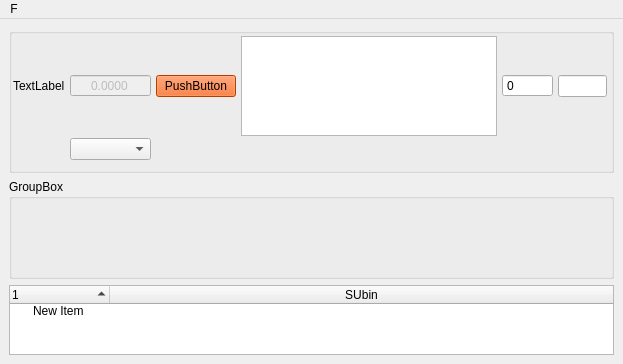
subing85/package, file startup/temp/untitled.ui: the form before one commit.
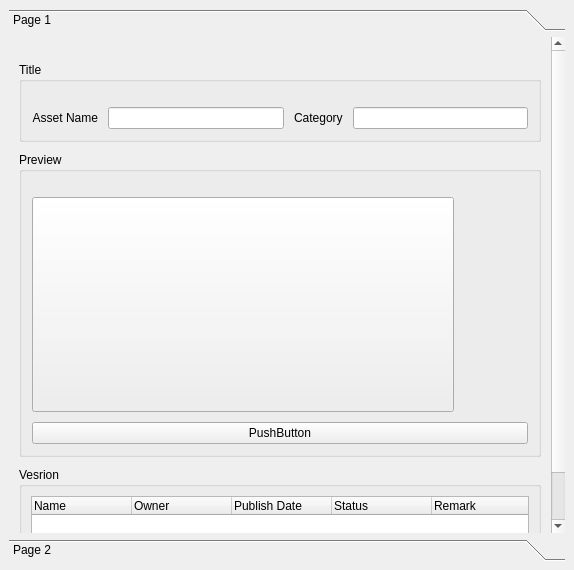
The form after the commit.

The edit to the form file:
```diff
--- a/startup/temp/untitled.ui
+++ b/startup/temp/untitled.ui
@@ -6,188 +6,245 @@
    <rect>
     <x>0</x>
     <y>0</y>
-    <width>623</width>
-    <height>358</height>
+    <width>574</width>
+    <height>570</height>
    </rect>
   </property>
   <property name="windowTitle">
    <string>MainWindow</string>
   </property>
   <widget class="QWidget" name="centralwidget">
+   <layout class="QVBoxLayout" name="verticalLayout_2">
+    <item>
+     <widget class="QToolBox" name="toolBox">
+      <property name="currentIndex">
+       <number>0</number>
+      </property>
+      <widget class="QWidget" name="page">
+       <property name="geometry">
+        <rect>
+         <x>0</x>
+         <y>0</y>
+         <width>539</width>
+         <height>537</height>
+        </rect>
+       </property>
+       <attribute name="label">
+        <string>Page 1</string>
+       </attribute>
    <layout class="QVBoxLayout" name="verticalLayout">
-    <item>
-     <widget class="QGroupBox" name="groupBox">
-      <property name="styleSheet">
-       <string notr="true">font: 8pt &quot;MS Shell Dlg 2&quot;;</string>
-      </property>
-      <layout class="QGridLayout" name="gridLayout">
+        <property name="spacing">
+         <number>10</number>
+        </property>
        <property name="leftMargin">
-        <number>1</number>
+         <number>10</number>
        </property>
        <property name="topMargin">
-        <number>2</number>
+         <number>25</number>
        </property>
        <property name="rightMargin">
-        <number>4</number>
+         <number>10</number>
        </property>
        <property name="bottomMargin">
         <number>10</number>
        </property>
-       <property name="horizontalSpacing">
-        <number>5</number>
-       </property>
-       <property name="verticalSpacing">
-        <number>2</number>
-       </property>
-       <item row="0" column="4">
-        <widget class="QSpinBox" name="spinBox">
-         <property name="readOnly">
-          <bool>true</bool>
-         </property>
-         <property name="buttonSymbols">
-          <enum>QAbstractSpinBox::NoButtons</enum>
-         </property>
-         <property name="maximum">
-          <number>999999999</number>
-         </property>
-        </widget>
-       </item>
-       <item row="0" column="0">
+        <item>
+         <widget class="QGroupBox" name="groupBox_title">
+          <property name="sizePolicy">
+           <sizepolicy hsizetype="Preferred" vsizetype="Fixed">
+            <horstretch>0</horstretch>
+            <verstretch>0</verstretch>
+           </sizepolicy>
+          </property>
+          <property name="title">
+           <string>Title</string>
+          </property>
+          <layout class="QHBoxLayout" name="horizontalLayout_title">
+           <property name="spacing">
+            <number>10</number>
+           </property>
+           <property name="leftMargin">
+            <number>10</number>
+           </property>
+           <property name="topMargin">
+            <number>25</number>
+           </property>
+           <property name="rightMargin">
+            <number>10</number>
+           </property>
+           <property name="bottomMargin">
+            <number>10</number>
+           </property>
+           <item>
         <widget class="QLabel" name="label">
+             <property name="sizePolicy">
+              <sizepolicy hsizetype="Preferred" vsizetype="Fixed">
+               <horstretch>0</horstretch>
+               <verstretch>0</verstretch>
+              </sizepolicy>
+             </property>
+             <property name="styleSheet">
+              <string notr="true">font: 8pt &quot;MS Shell Dlg 2&quot;;</string>
+             </property>
          <property name="text">
-          <string>TextLabel</string>
+              <string>Asset Name</string>
+             </property>
+             <property name="alignment">
+              <set>Qt::AlignRight|Qt::AlignTrailing|Qt::AlignVCenter</set>
          </property>
         </widget>
        </item>
-       <item row="0" column="5">
+           <item>
         <widget class="QLineEdit" name="lineEdit">
-         <property name="alignment">
-          <set>Qt::AlignCenter</set>
-         </property>
-        </widget>
-       </item>
-       <item row="0" column="3">
-        <widget class="QTextEdit" name="textEdit">
-         <property name="sizePolicy">
-          <sizepolicy hsizetype="Minimum" vsizetype="Fixed">
-           <horstretch>0</horstretch>
-           <verstretch>0</verstretch>
-          </sizepolicy>
-         </property>
-         <property name="maximumSize">
-          <size>
-           <width>16777215</width>
-           <height>100</height>
-          </size>
-         </property>
-        </widget>
-       </item>
-       <item row="0" column="1">
-        <widget class="QDoubleSpinBox" name="doubleSpinBox">
-         <property name="enabled">
-          <bool>false</bool>
-         </property>
-         <property name="alignment">
-          <set>Qt::AlignCenter</set>
-         </property>
          <property name="readOnly">
           <bool>true</bool>
          </property>
-         <property name="buttonSymbols">
-          <enum>QAbstractSpinBox::NoButtons</enum>
-         </property>
-         <property name="decimals">
-          <number>4</number>
-         </property>
-         <property name="maximum">
-          <double>999999999.000000000000000</double>
-         </property>
-        </widget>
-       </item>
-       <item row="0" column="2">
+            </widget>
+           </item>
+           <item>
+            <widget class="QLabel" name="label_2">
+             <property name="sizePolicy">
+              <sizepolicy hsizetype="Preferred" vsizetype="Fixed">
+               <horstretch>0</horstretch>
+               <verstretch>0</verstretch>
+              </sizepolicy>
+             </property>
+             <property name="text">
+              <string>Category</string>
+             </property>
+            </widget>
+           </item>
+           <item>
+            <widget class="QLineEdit" name="lineEdit_2"/>
+           </item>
+          </layout>
+         </widget>
+        </item>
+        <item>
+         <widget class="QGroupBox" name="groupBox_preview">
+          <property name="title">
+           <string>Preview</string>
+          </property>
+          <layout class="QVBoxLayout" name="verticalLayout_preview">
+           <property name="spacing">
+            <number>10</number>
+           </property>
+           <property name="leftMargin">
+            <number>10</number>
+           </property>
+           <property name="topMargin">
+            <number>25</number>
+           </property>
+           <property name="rightMargin">
+            <number>10</number>
+           </property>
+           <property name="bottomMargin">
+            <number>10</number>
+           </property>
+           <item>
+            <widget class="QPushButton" name="button_preview">
+             <property name="sizePolicy">
+              <sizepolicy hsizetype="Preferred" vsizetype="Preferred">
+               <horstretch>0</horstretch>
+               <verstretch>0</verstretch>
+              </sizepolicy>
+             </property>
+             <property name="minimumSize">
+              <size>
+               <width>422</width>
+               <height>215</height>
+              </size>
+             </property>
+             <property name="maximumSize">
+              <size>
+               <width>422</width>
+               <height>215</height>
+              </size>
+             </property>
+             <property name="text">
+              <string/>
+             </property>
+            </widget>
+           </item>
+           <item>
         <widget class="QPushButton" name="pushButton">
-         <property name="styleSheet">
-          <string notr="true">background-color: rgb(255, 85, 0);</string>
-         </property>
          <property name="text">
           <string>PushButton</string>
          </property>
         </widget>
        </item>
-       <item row="1" column="1">
-        <widget class="QComboBox" name="comboBox"/>
-       </item>
       </layout>
      </widget>
     </item>
     <item>
-     <widget class="QGroupBox" name="groupBox_2">
-      <property name="minimumSize">
-       <size>
-        <width>0</width>
-        <height>100</height>
-       </size>
-      </property>
-      <property name="maximumSize">
+         <spacer name="verticalSpacer">
+          <property name="orientation">
+           <enum>Qt::Vertical</enum>
+          </property>
+          <property name="sizeHint" stdset="0">
        <size>
-        <width>16777215</width>
-        <height>100</height>
-       </size>
-      </property>
+            <width>20</width>
+            <height>40</height>
+           </size>
+          </property>
+         </spacer>
+        </item>
+        <item>
+         <widget class="QGroupBox" name="groupBox_version">
       <property name="title">
-       <string>GroupBox</string>
-      </property>
-     </widget>
-    </item>
+           <string>Vesrion</string>
+          </property>
+          <layout class="QVBoxLayout" name="verticalLayout_3">
     <item>
      <widget class="QTreeWidget" name="treeWidget">
-      <property name="alternatingRowColors">
-       <bool>true</bool>
-      </property>
-      <property name="sortingEnabled">
-       <bool>true</bool>
-      </property>
+             <column>
+              <property name="text">
+               <string>Name</string>
+              </property>
+             </column>
+             <column>
+              <property name="text">
+               <string>Owner</string>
+              </property>
+             </column>
       <column>
        <property name="text">
-        <string notr="true">1</string>
+               <string>Publish Date</string>
        </property>
       </column>
       <column>
        <property name="text">
-        <string>SUbin</string>
-       </property>
-       <property name="textAlignment">
-        <set>AlignHCenter|AlignVCenter|AlignCenter</set>
-       </property>
-      </column>
-      <item>
+               <string>Status</string>
+              </property>
+             </column>
+             <column>
        <property name="text">
-        <string>New Item</string>
-       </property>
-       <property name="toolTip">
-        <string>Subun</string>
-       </property>
-      </item>
+               <string>Remark</string>
+              </property>
+             </column>
+            </widget>
+           </item>
+          </layout>
      </widget>
     </item>
    </layout>
   </widget>
-  <widget class="QMenuBar" name="menuBar">
+      <widget class="QWidget" name="page_2">
    <property name="geometry">
     <rect>
      <x>0</x>
      <y>0</y>
-     <width>623</width>
-     <height>21</height>
-    </rect>
-   </property>
-   <widget class="QMenu" name="menuF">
-    <property name="title">
-     <string>F</string>
-    </property>
-    <addaction name="actionA"/>
-   </widget>
-   <addaction name="menuF"/>
+         <width>98</width>
+         <height>28</height>
+        </rect>
+       </property>
+       <attribute name="label">
+        <string>Page 2</string>
+       </attribute>
+      </widget>
+     </widget>
+    </item>
+   </layout>
   </widget>
   <action name="actionA">
    <property name="checkable">
```
Lines whose indentation alone changed are shown as unchanged.
